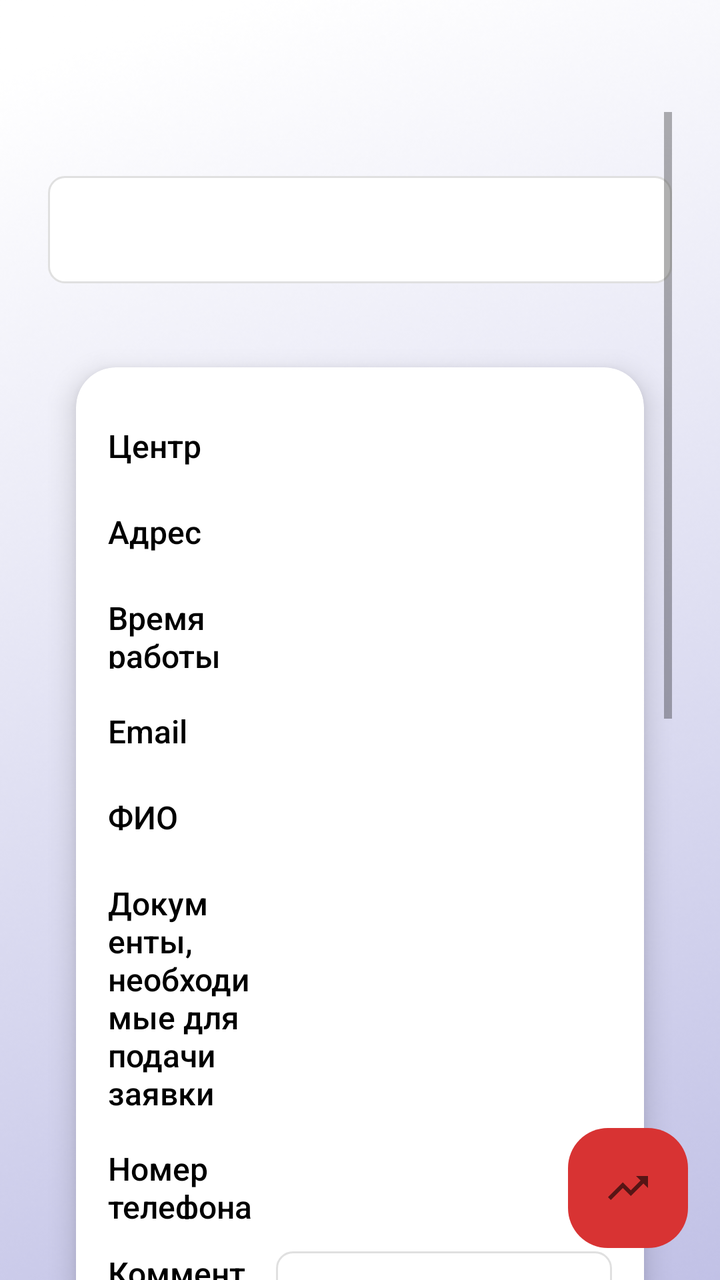
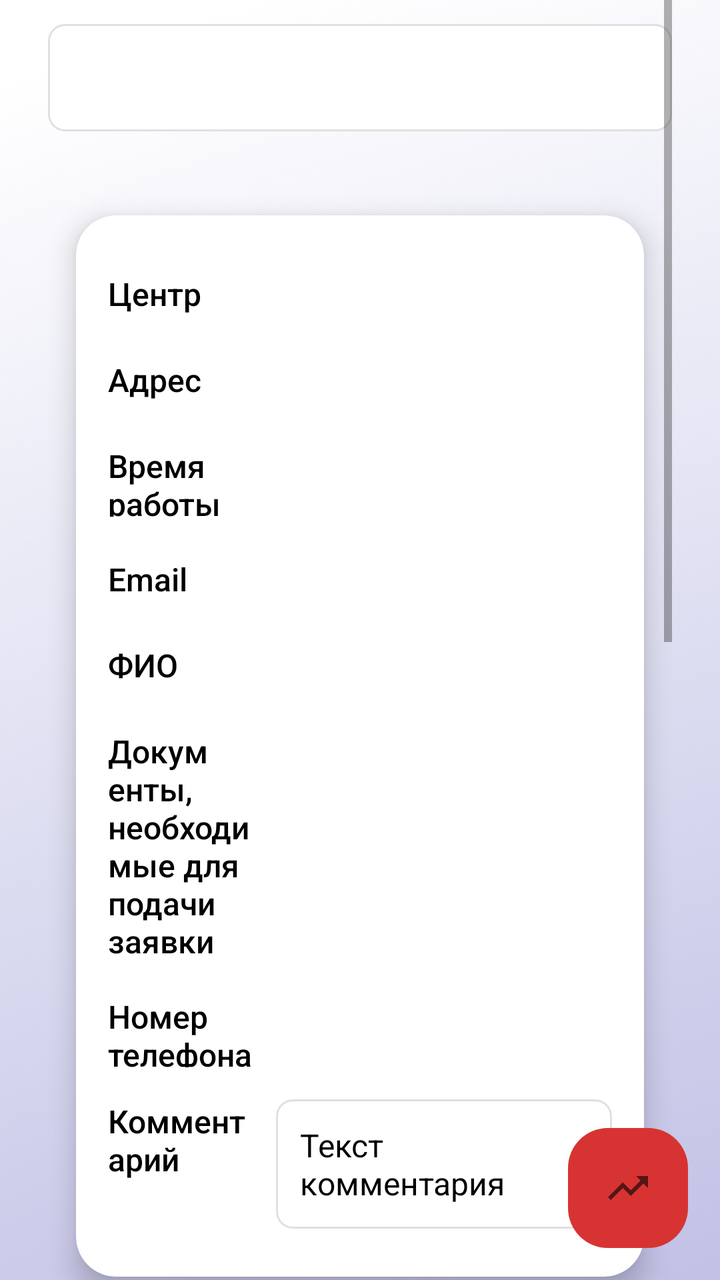

Screens rendered from an Android XML layout before and after an edit, with the pre-edit source and the edit as a unified diff.
<!-- AndroidManifest.xml: application theme Theme.AppCompat.Light -->
<!-- res/layout/fragment_setting_c.xml -->
<?xml version="1.0" encoding="utf-8"?>
<androidx.constraintlayout.widget.ConstraintLayout
    xmlns:android="http://schemas.android.com/apk/res/android"
    xmlns:app="http://schemas.android.com/apk/res-auto"
    xmlns:tools="http://schemas.android.com/tools"
    android:layout_width="match_parent"
    android:layout_height="match_parent">

    <ScrollView
        android:id="@+id/scroll"
        android:layout_width="0dp"
        android:layout_height="0dp"
        android:fillViewport="true"
        app:layout_constraintTop_toTopOf="parent"
        app:layout_constraintBottom_toBottomOf="parent"
        app:layout_constraintStart_toStartOf="parent"
        app:layout_constraintEnd_toEndOf="parent"
        android:paddingStart="24dp"
        android:paddingEnd="24dp"
        android:paddingTop="?attr/actionBarSize"
        android:background="@drawable/background_b">

        <LinearLayout
            android:id="@+id/main"
            android:layout_width="match_parent"
            android:layout_height="wrap_content"
            android:orientation="vertical"
            android:gravity="center_horizontal"
            android:paddingTop="32dp"
            android:paddingBottom="24dp">

            
            <LinearLayout
                android:layout_width="match_parent"
                android:layout_height="wrap_content"
                android:background="@drawable/comment_background"
                android:padding="16dp"
                android:layout_marginBottom="24dp">

                <TextView
                    android:id="@+id/status"
                    android:layout_width="match_parent"
                    android:layout_height="wrap_content"
                    android:text=""
                    android:textColor="@color/black"
                    android:fontFamily="sans-serif"
                    android:textSize="16sp" />
            </LinearLayout>

            
            <androidx.cardview.widget.CardView
                android:layout_width="match_parent"
                android:layout_height="wrap_content"
                app:cardCornerRadius="20dp"
                app:cardElevation="8dp"
                app:cardBackgroundColor="@android:color/white"
                app:cardUseCompatPadding="true"
                android:layout_marginBottom="24dp">

                <LinearLayout
                    android:layout_width="match_parent"
                    android:layout_height="wrap_content"
                    android:orientation="vertical"
                    android:padding="16dp">

                    
                    <LinearLayout
                        android:layout_width="match_parent"
                        android:layout_height="wrap_content"
                        android:orientation="horizontal"
                        android:paddingVertical="8dp">

                        <TextView
                            android:layout_width="0dp"
                            android:layout_height="wrap_content"
                            android:layout_weight="1"
                            android:text="@string/center"
                            android:textColor="@color/black"
                            android:fontFamily="sans-serif-medium"
                            android:textSize="16sp"
                            android:paddingEnd="8dp"/>

                        <TextView
                            android:id="@+id/center_name"
                            android:layout_width="0dp"
                            android:layout_height="wrap_content"
                            android:layout_weight="2"
                            android:text=""
                            android:textColor="@color/black"
                            android:fontFamily="sans-serif"
                            android:textSize="20sp"
                            android:paddingStart="8dp"/>
                    </LinearLayout>

                    
                    <LinearLayout
                        android:layout_width="match_parent"
                        android:layout_height="wrap_content"
                        android:orientation="horizontal"
                        android:paddingVertical="8dp">

                        <TextView
                            android:layout_width="0dp"
                            android:layout_height="wrap_content"
                            android:layout_weight="1"
                            android:text="@string/address"
                            android:textColor="@color/black"
                            android:fontFamily="sans-serif-medium"
                            android:textSize="16sp"
                            android:paddingEnd="8dp"/>

                        <TextView
                            android:id="@+id/address"
                            android:layout_width="0dp"
                            android:layout_height="wrap_content"
                            android:layout_weight="2"
                            android:text=""
                            android:textColor="@color/black"
                            android:fontFamily="sans-serif"
                            android:textSize="20sp"
                            android:paddingStart="8dp"/>
                    </LinearLayout>

                    
                    <LinearLayout
                        android:layout_width="match_parent"
                        android:layout_height="wrap_content"
                        android:orientation="horizontal"
                        android:paddingVertical="8dp">

                        <TextView
                            android:layout_width="0dp"
                            android:layout_height="wrap_content"
                            android:layout_weight="1"
                            android:text="@string/worktime"
                            android:textColor="@color/black"
                            android:fontFamily="sans-serif-medium"
                            android:textSize="16sp"
                            android:paddingEnd="8dp"/>

                        <TextView
                            android:id="@+id/work_time"
                            android:layout_width="0dp"
                            android:layout_height="wrap_content"
                            android:layout_weight="2"
                            android:text=""
                            android:textColor="@color/black"
                            android:fontFamily="sans-serif"
                            android:textSize="20sp"
                            android:paddingStart="8dp"/>
                    </LinearLayout>

                    
                    <LinearLayout
                        android:layout_width="match_parent"
                        android:layout_height="wrap_content"
                        android:orientation="horizontal"
                        android:paddingVertical="8dp">

                        <TextView
                            android:layout_width="0dp"
                            android:layout_height="wrap_content"
                            android:layout_weight="1"
                            android:text="@string/email"
                            android:textColor="@color/black"
                            android:fontFamily="sans-serif-medium"
                            android:textSize="16sp"
                            android:paddingEnd="8dp"/>

                        <TextView
                            android:id="@+id/email"
                            android:layout_width="0dp"
                            android:layout_height="wrap_content"
                            android:layout_weight="2"
                            android:text=""
                            android:textColor="@color/black"
                            android:fontFamily="sans-serif"
                            android:textSize="20sp"
                            android:paddingStart="8dp"/>
                    </LinearLayout>

                    
                    <LinearLayout
                        android:layout_width="match_parent"
                        android:layout_height="wrap_content"
                        android:orientation="horizontal"
                        android:paddingVertical="8dp">

                        <TextView
                            android:layout_width="0dp"
                            android:layout_height="wrap_content"
                            android:layout_weight="1"
                            android:text="@string/fio"
                            android:textColor="@color/black"
                            android:fontFamily="sans-serif-medium"
                            android:textSize="16sp"
                            android:paddingEnd="8dp"/>

                        <TextView
                            android:id="@+id/fio"
                            android:layout_width="0dp"
                            android:layout_height="wrap_content"
                            android:layout_weight="2"
                            android:text=""
                            android:textColor="@color/black"
                            android:fontFamily="sans-serif"
                            android:textSize="20sp"
                            android:paddingStart="8dp"/>
                    </LinearLayout>

                    
                    <LinearLayout
                        android:layout_width="match_parent"
                        android:layout_height="wrap_content"
                        android:orientation="horizontal"
                        android:paddingVertical="8dp">

                        <TextView
                            android:layout_width="0dp"
                            android:layout_height="wrap_content"
                            android:layout_weight="1"
                            android:text="@string/documentstoapp"
                            android:textColor="@color/black"
                            android:fontFamily="sans-serif-medium"
                            android:textSize="16sp"
                            android:paddingEnd="8dp"/>

                        <TextView
                            android:id="@+id/doc"
                            android:layout_width="0dp"
                            android:layout_height="wrap_content"
                            android:layout_weight="2"
                            android:text=""
                            android:textColor="@color/black"
                            android:fontFamily="sans-serif"
                            android:textSize="20sp"
                            android:paddingStart="8dp"/>
                    </LinearLayout>

                    
                    <LinearLayout
                        android:layout_width="match_parent"
                        android:layout_height="wrap_content"
                        android:orientation="horizontal"
                        android:paddingVertical="8dp">

                        <TextView
                            android:layout_width="0dp"
                            android:layout_height="wrap_content"
                            android:layout_weight="1"
                            android:text="@string/phonenumber"
                            android:textColor="@color/black"
                            android:fontFamily="sans-serif-medium"
                            android:textSize="16sp"
                            android:paddingEnd="8dp"/>

                        <TextView
                            android:id="@+id/phone_number"
                            android:layout_width="0dp"
                            android:layout_height="wrap_content"
                            android:layout_weight="2"
                            android:text=""
                            android:textColor="@color/black"
                            android:fontFamily="sans-serif"
                            android:textSize="20sp"
                            android:paddingStart="8dp"/>
                    </LinearLayout>

                    
                    <LinearLayout
                        android:id="@+id/commentLayout"
                        android:layout_width="match_parent"
                        android:layout_height="wrap_content"
                        android:orientation="horizontal"
                        android:paddingVertical="8dp">

                        <TextView
                            android:layout_width="0dp"
                            android:layout_height="wrap_content"
                            android:layout_weight="1"
                            android:text="@string/comment"
                            android:textColor="@color/black"
                            android:fontFamily="sans-serif-medium"
                            android:textSize="16sp"
                            android:paddingEnd="8dp"/>

                        <LinearLayout
                            android:layout_width="0dp"
                            android:layout_height="wrap_content"
                            android:layout_weight="2"
                            android:background="@drawable/comment_background"
                            android:padding="12dp">

                            <TextView
                                android:id="@+id/comm"
                                android:layout_width="match_parent"
                                android:layout_height="wrap_content"
                                android:text="@string/commtext"
                                android:textColor="@color/black"
                                android:fontFamily="sans-serif"
                                android:textSize="16sp" />
                        </LinearLayout>
                    </LinearLayout>
                </LinearLayout>
            </androidx.cardview.widget.CardView>

            
            <Button
                android:id="@+id/btn_edit_data"
                android:text="@string/editdata"
                android:layout_width="wrap_content"
                android:layout_height="wrap_content"
                android:background="@drawable/shape"
                android:textSize="15sp"
                android:layout_gravity="center_horizontal"
                android:paddingHorizontal="20dp"
                android:paddingVertical="12dp"
                android:fontFamily="sans-serif"
                android:textColor="@color/white" />


            <Space
                android:layout_width="match_parent"
                android:layout_height="16dp" />

            
            <TextView
                android:layout_width="match_parent"
                android:layout_height="wrap_content"
                android:text="@string/availablethingslist"
                android:textColor="@color/black"
                android:fontFamily="sans-serif-medium"
                android:textSize="16sp"
                android:paddingStart="8dp"
                android:paddingTop="8dp"
                android:paddingBottom="8dp" />

            <Space
                android:layout_width="match_parent"
                android:layout_height="16dp" />

            
            <androidx.recyclerview.widget.RecyclerView
                android:id="@+id/recyclerView_list"
                android:layout_width="match_parent"
                android:layout_height="wrap_content"
                android:nestedScrollingEnabled="false"/>

            
            <Button
                android:id="@+id/btn_edit_list"
                android:text="@string/editlist"
                android:layout_width="wrap_content"
                android:layout_height="wrap_content"
                android:layout_marginTop="12dp"
                android:background="@drawable/shape"
                android:textSize="15sp"
                android:layout_gravity="center_horizontal"
                android:paddingHorizontal="20dp"
                android:paddingVertical="12dp"
                android:fontFamily="sans-serif"
                android:textColor="@color/white" />

            
            <Button
                android:id="@+id/btn_edit_list_user"
                android:text="@string/editlistuser"
                android:layout_width="wrap_content"
                android:layout_height="wrap_content"
                android:layout_marginTop="12dp"
                android:background="@drawable/shape"
                android:textSize="15sp"
                android:layout_gravity="center_horizontal"
                android:paddingHorizontal="20dp"
                android:paddingVertical="12dp"
                android:fontFamily="sans-serif"
                android:textColor="@color/white" />

            
            <Button
                android:id="@+id/btn_edit_password"
                android:text="@string/changepasswor"
                android:layout_width="wrap_content"
                android:layout_height="wrap_content"
                android:layout_marginTop="12dp"
                android:background="@drawable/shape"
                android:textSize="15sp"
                android:layout_gravity="center_horizontal"
                android:paddingHorizontal="20dp"
                android:paddingVertical="12dp"
                android:fontFamily="sans-serif"
                android:textColor="@color/white" />

            <Space
                android:layout_width="match_parent"
                android:layout_height="16dp" />

            
            <LinearLayout
                android:id="@+id/lang_row"
                android:layout_width="match_parent"
                android:layout_height="wrap_content"
                android:orientation="horizontal"
                android:gravity="center_vertical"
                android:paddingVertical="8dp"
                android:layout_marginTop="12dp">

                <TextView
                    android:id="@+id/tv_lang_label"
                    android:layout_width="0dp"
                    android:layout_height="wrap_content"
                    android:layout_weight="1"
                    android:text="@string/language"
                    android:textColor="@color/black"
                    android:fontFamily="sans-serif-medium"
                    android:textSize="16sp"
                    android:paddingEnd="8dp" />

                <Spinner
                    android:id="@+id/spinner_language"
                    android:layout_width="wrap_content"
                    android:layout_height="wrap_content"
                    android:spinnerMode="dropdown" />
            </LinearLayout>




            
            <TextView
                android:id="@+id/logout"
                android:layout_width="match_parent"
                android:layout_height="wrap_content"
                android:text="@string/logout"
                android:textSize="15sp"
                android:fontFamily="sans-serif"
                android:textColor="@color/black"
                android:gravity="center"
                android:layout_marginBottom="16dp" />

            <TextView
                android:id="@+id/delete"
                android:layout_width="match_parent"
                android:layout_height="wrap_content"
                android:text="@string/deleteaccount"
                android:textSize="15sp"
                android:fontFamily="sans-serif"
                android:textColor="@color/black"
                android:gravity="center"
                android:layout_marginBottom="16dp" />

        </LinearLayout>
    </ScrollView>

    
    <ImageButton
        android:id="@+id/statButton"
        android:layout_width="60dp"
        android:layout_height="60dp"
        android:background="@drawable/shape"
        android:scaleType="centerInside"
        android:src="@drawable/ic_trending_up"
        app:layout_constraintEnd_toEndOf="parent"
        app:layout_constraintBottom_toBottomOf="parent"
        android:layout_marginEnd="16dp"
        android:layout_marginBottom="16dp" />

</androidx.constraintlayout.widget.ConstraintLayout>
<!-- resources referenced by this layout -->
<resources>
  <color name="black">#FF000000</color>
  <color name="white">#FFFFFFFF</color>
  <!-- drawable background_b: png bitmap (drawable, 208537 bytes) -->
  <!-- drawable comment_background (drawable) -->
  <?xml version="1.0" encoding="utf-8"?>
  <shape xmlns:android="http://schemas.android.com/apk/res/android"
      android:shape="rectangle">
  
      
      <solid android:color="@android:color/white" />
  
      
      <stroke
          android:width="1dp"
          android:color="#E0E0E0" />
  
      
      <corners android:radius="8dp" />
  
      
      <padding
          android:bottom="2dp"
          android:left="2dp"
          android:right="2dp"
          android:top="2dp" />
  </shape>
  <!-- drawable ic_trending_up (drawable) -->
  <vector xmlns:android="http://schemas.android.com/apk/res/android"
      android:width="24dp"
      android:height="24dp"
      android:viewportWidth="24"
      android:viewportHeight="24"
      android:tint="?attr/colorControlNormal">
      <path
          android:fillColor="@android:color/white"
          android:pathData="M16,6l2.29,2.29 -4.88,4.88 -4,-4L2,16.59 3.41,18l6,-6 4,4 6.3,-6.29L22,12V6h-6z"/>
  </vector>
  <!-- drawable shape (drawable) -->
  <?xml version="1.0" encoding="utf-8"?>
  <shape xmlns:android="http://schemas.android.com/apk/res/android"
      android:shape="rectangle">
      <solid android:color="#D83333" />
      <corners android:radius="20dp" />
  </shape>
  <string name="address">Адрес</string>
  <string name="availablethingslist">Список имеющихся вещей</string>
  <string name="center">Центр</string>
  <string name="changepasswor">Изменение пароля</string>
  <string name="comment">Комментарий</string>
  <string name="commtext">Текст комментария</string>
  <string name="deleteaccount">Удалить аккаунт</string>
  <string name="documentstoapp">Документы, необходимые для подачи заявки</string>
  <string name="editdata">Изменить данные</string>
  <string name="editlist">Редактировать список</string>
  <string name="editlistuser">Редактировать перечень данных для подачи заявки</string>
  <string name="email">Email</string>
  <string name="fio">ФИО</string>
  <string name="language">Язык</string>
  <string name="logout">Выход</string>
  <string name="phonenumber">Номер телефона</string>
  <string name="worktime">Время работы</string>
</resources>

<!-- the commit's change to res/layout/fragment_setting_c.xml (unified diff, before → after) -->
@@ -17,7 +17,7 @@
         app:layout_constraintEnd_toEndOf="parent"
         android:paddingStart="24dp"
         android:paddingEnd="24dp"
-        android:paddingTop="?attr/actionBarSize"
+        android:paddingTop="0dp"
         android:background="@drawable/background_b">
 
         <LinearLayout
@@ -26,7 +26,7 @@
             android:layout_height="wrap_content"
             android:orientation="vertical"
             android:gravity="center_horizontal"
-            android:paddingTop="32dp"
+            android:paddingTop="12dp"
             android:paddingBottom="24dp">
 
             
@@ -310,6 +310,34 @@
                 android:text="@string/editdata"
                 android:layout_width="wrap_content"
                 android:layout_height="wrap_content"
+                android:background="@drawable/shape"
+                android:textSize="15sp"
+                android:layout_gravity="center_horizontal"
+                android:paddingHorizontal="20dp"
+                android:paddingVertical="12dp"
+                android:fontFamily="sans-serif"
+                android:textColor="@color/white" />
+
+            <Button
+                android:id="@+id/btn_schedule"
+                android:text="@string/schedule_manage"
+                android:layout_width="wrap_content"
+                android:layout_height="wrap_content"
+                android:layout_marginTop="12dp"
+                android:background="@drawable/shape"
+                android:textSize="15sp"
+                android:layout_gravity="center_horizontal"
+                android:paddingHorizontal="20dp"
+                android:paddingVertical="12dp"
+                android:fontFamily="sans-serif"
+                android:textColor="@color/white" />
+
+            <Button
+                android:id="@+id/btn_chats"
+                android:text="@string/chat"
+                android:layout_width="wrap_content"
+                android:layout_height="wrap_content"
+                android:layout_marginTop="12dp"
                 android:background="@drawable/shape"
                 android:textSize="15sp"
                 android:layout_gravity="center_horizontal"
<!-- resource entries referenced after the edit -->
@@ -48,6 +48,7 @@
   <string name="availablethingslist">Список имеющихся вещей</string>
   <string name="center">Центр</string>
   <string name="changepasswor">Изменение пароля</string>
+  <string name="chat">Чат</string>
   <string name="comment">Комментарий</string>
   <string name="commtext">Текст комментария</string>
   <string name="deleteaccount">Удалить аккаунт</string>
@@ -60,6 +61,7 @@
   <string name="language">Язык</string>
   <string name="logout">Выход</string>
   <string name="phonenumber">Номер телефона</string>
+  <string name="schedule_manage">Календарь записей</string>
   <string name="worktime">Время работы</string>
 </resources>
 
